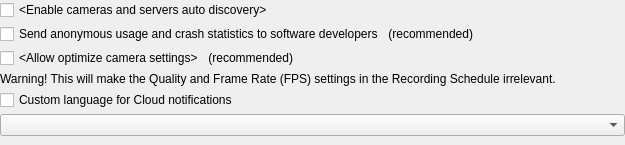
This is vms/client/nx_vms_client_desktop/src/ui/widgets/system_settings/system_settings_widget.ui in networkoptix/nx_open as Qt 5 draws it before an edit. The edited form follows.
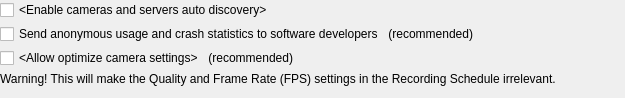
This is the edited form. Custom widgets are drawn as their Qt base class.

Commit message: VMS-53918: Remove "Cloud notifications language" setting

```diff
--- a/vms/client/nx_vms_client_desktop/src/ui/widgets/system_settings/system_settings_widget.ui
+++ b/vms/client/nx_vms_client_desktop/src/ui/widgets/system_settings/system_settings_widget.ui
@@ -7,7 +7,7 @@
     <x>0</x>
     <y>0</y>
     <width>625</width>
-    <height>145</height>
+    <height>98</height>
    </rect>
   </property>
   <property name="windowTitle">
@@ -157,40 +157,6 @@
      </property>
     </widget>
    </item>
-   <item>
-    <layout class="QHBoxLayout" name="horizontalLayout_3">
-     <item>
-      <widget class="QCheckBox" name="customNotificationLanguageCheckBox">
-       <property name="text">
-        <string>Custom language for Cloud notifications</string>
-       </property>
-      </widget>
-     </item>
-     <item>
-      <spacer name="horizontalSpacer_3">
-       <property name="orientation">
-        <enum>Qt::Horizontal</enum>
-       </property>
-       <property name="sizeHint" stdset="0">
-        <size>
-         <width>40</width>
-         <height>20</height>
-        </size>
-       </property>
-      </spacer>
-     </item>
-    </layout>
-   </item>
-   <item>
-    <widget class="QComboBox" name="languageComboBox">
-     <property name="sizePolicy">
-      <sizepolicy hsizetype="Minimum" vsizetype="Fixed">
-       <horstretch>0</horstretch>
-       <verstretch>0</verstretch>
-      </sizepolicy>
-     </property>
-    </widget>
-   </item>
    <item>
     <spacer name="verticalSpacer">
      <property name="orientation">
```
The commit also changes 4 other files.
